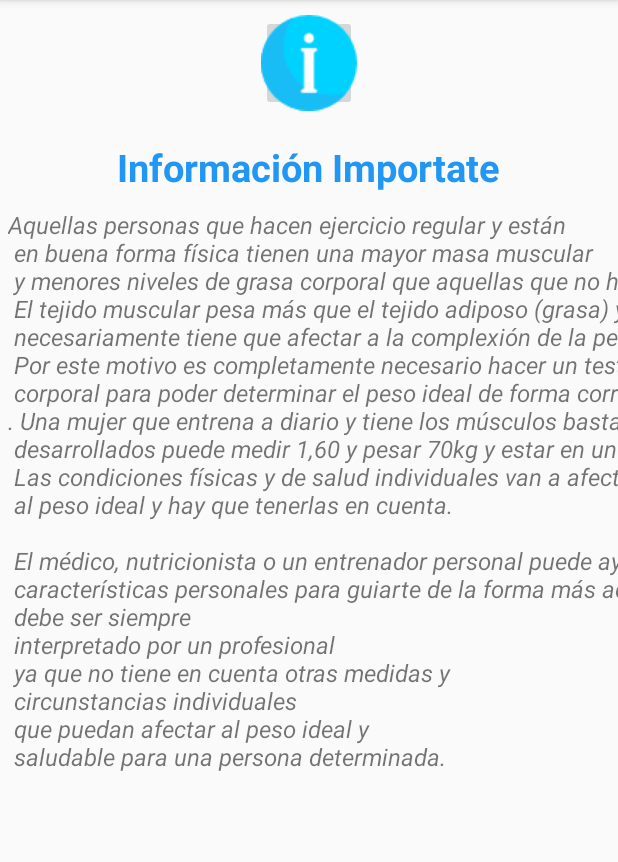
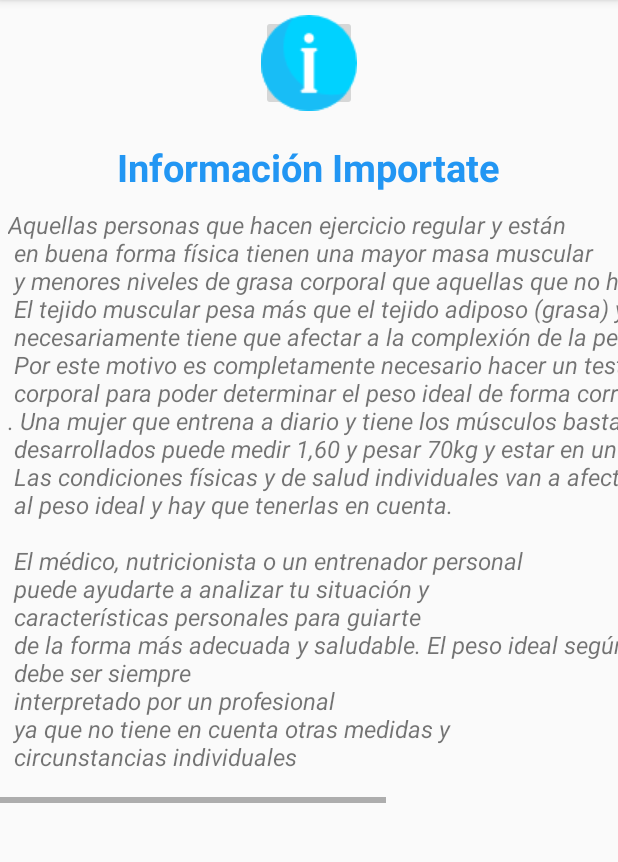
Before and after one commit to RANDYGDD/Peso_Ideal, an Android app: the informacion screen opened directly, with no data from a screen before it, on a phone screen of 412 x 824 dp, the part 84-946 px from its top. Run offline under Robolectric (Android 15) with nearby library versions, the phone set to English and light mode, and no system bars.

Commit message:
Pantalla informacion

```diff
--- a/app/src/main/res/layout/activity_informacion.xml
+++ b/app/src/main/res/layout/activity_informacion.xml
@@ -45,6 +45,10 @@
 
     </TableLayout>
 
+    <HorizontalScrollView
+        android:layout_height="match_parent"
+        android:layout_width="match_parent"
+        >
     <TableLayout
         android:layout_width="match_parent"
         android:layout_height="match_parent"
@@ -53,24 +57,26 @@
 
         <TableRow
             android:layout_marginTop="10dp"
+            android:layout_marginBottom="20dp"
             >
-
             <TextView
                 android:id="@+id/textView4"
-                android:layout_width="match_parent"
+                android:layout_width="wrap_content"
                 android:layout_height="wrap_content"
                 android:lines="20"
                 android:paddingLeft="5dp"
-                android:scrollHorizontally="true"
-                android:scrollIndicators="left|right"
                 android:scrollbarAlwaysDrawHorizontalTrack="true"
                 android:text="@string/informacion_cuerpo"
                 android:textSize="16dp"
                 android:textStyle="italic" />
+
+
         </TableRow>
 
     </TableLayout>
 
+    </HorizontalScrollView>
+
 </LinearLayout>
 
 </ScrollView>
--- a/app/src/main/res/values/strings.xml
+++ b/app/src/main/res/values/strings.xml
@@ -110,8 +110,8 @@
         Una mujer que entrena a diario y tiene los músculos bastante \n desarrollados puede medir 1,60 y pesar 70kg y estar en un peso completamente saludable.\n
         Las condiciones físicas y de salud individuales van a afectar \n al peso ideal y hay que tenerlas en cuenta. \n\n
 
-         El médico, nutricionista o un entrenador personal puede ayudarte a analizar tu situación y \n
-        características personales para guiarte de la forma más adecuada y saludable.
+         El médico, nutricionista o un entrenador personal\n puede ayudarte a analizar tu situación y \n
+        características personales para guiarte \n de la forma más adecuada y saludable.
 
         El peso ideal según estas tablas de complexión e IMC \n debe ser siempre\n interpretado por un profesional \n
         ya que no tiene en cuenta otras medidas y \n
```
